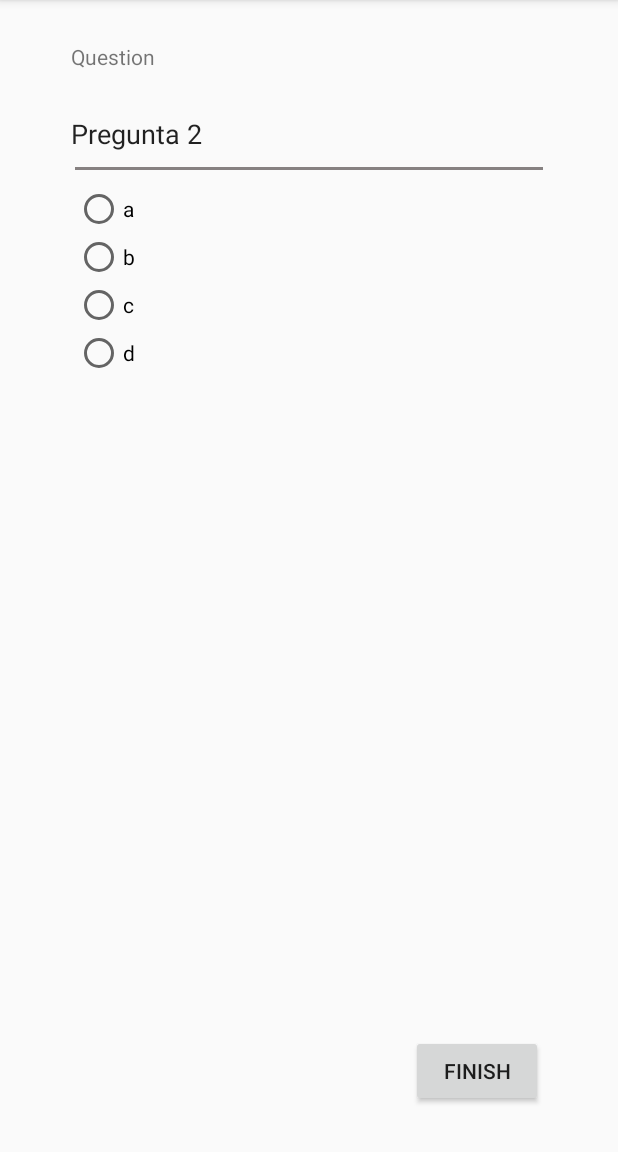
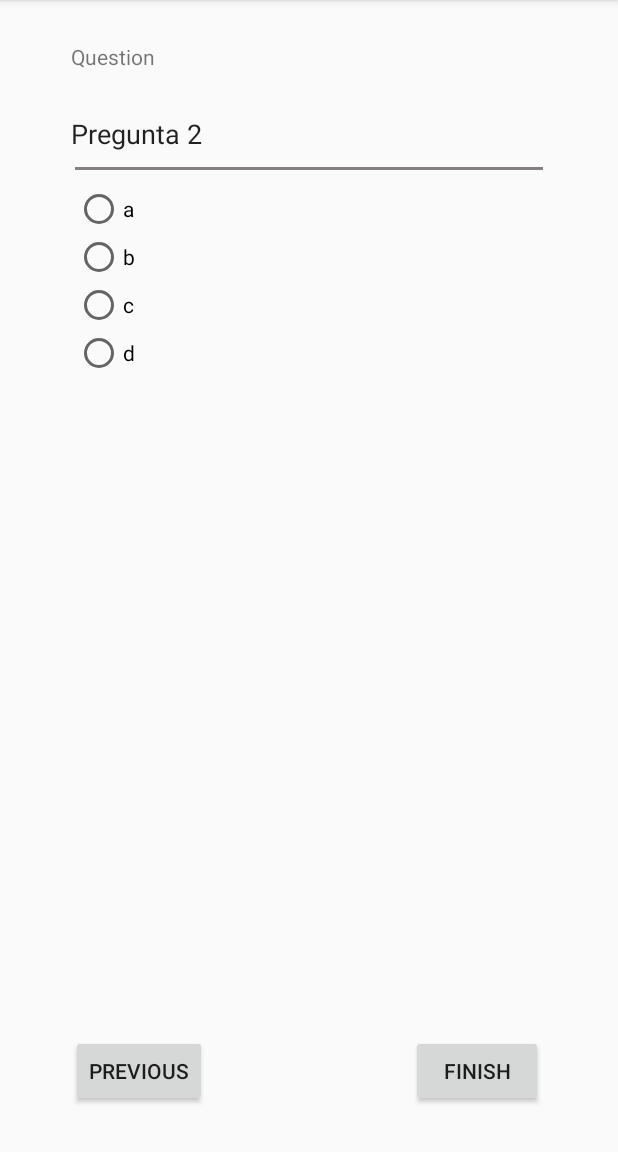
Before and after one commit to borgesog/Multiquiz2, an Android app: the screen it shows after launch (Multiquiz2Activity), after a tap on "NEXT", on a phone screen of 412 x 824 dp, the part 84-1236 px from its top. Run offline under Robolectric (Android 15) with nearby library versions, the phone set to English and light mode, and no system bars.

Commit message:
Funciona, cambiando array, y colocando items en una sola linia, de momento sale el asterisco!
Ya cambia de pregunta, suma respuestas correctas e incorrectas y te muestra resultado, hemos cambiado  check por next,  y la ultima es finish, y podemos finalizar la app, al darle al boton acaba

funciona, guarda la respuesta anterior y podemos ir hacia atras

```diff
--- a/app/src/main/java/edu/upc/eseiaat/pma/multiquiz2/Multiquiz2Activity.java
+++ b/app/src/main/java/edu/upc/eseiaat/pma/multiquiz2/Multiquiz2Activity.java
@@ -17,9 +17,10 @@ public class Multiquiz2Activity extends AppCompatActivity {
     private int current_question;
     private String[] all_questions;
     private boolean[] answer_is_correct;
+    private int[] answer;
     private TextView TextQuestion;
     private RadioGroup group;
-    private Button btn_next;
+    private Button btn_next, btn_prev;
 
 
 
@@ -33,11 +34,16 @@ public class Multiquiz2Activity extends AppCompatActivity {
         TextQuestion = (TextView) findViewById(R.id.TextQuestion);
         group=(RadioGroup) findViewById(R.id.answer_group) ;
         btn_next = (Button) findViewById(R.id.btn_check);
+        btn_prev = (Button) findViewById(R.id.btn_prev);
 
 
 
         all_questions = getResources().getStringArray(R.array.all_questions);
         answer_is_correct=new boolean[all_questions.length];
+        answer=new int[all_questions.length];
+        for (int i=0; i<answer.length;i++){
+            answer[i]=-1;
+        }
         current_question=0;
         showquestion();
 
@@ -53,24 +59,16 @@ public class Multiquiz2Activity extends AppCompatActivity {
             @Override
             public void onClick(View v) {
                 int id = group.getCheckedRadioButtonId();
-                int answer = -1;
+                int ans = -1;
                 for (int i = 0; i < ids_answers.length; i++) {
                     if (ids_answers[i] == id) {
-                        answer = i;
+                        ans = i;
                     }
                 }
-                /*
-                if (answer == correct_answer) {
-                    Toast.makeText(Multiquiz2Activity.this, R.string.correct, Toast.LENGTH_SHORT).show();
-                }
-                else {
-                    Toast.makeText(Multiquiz2Activity.this, R.string.incorrect, Toast.LENGTH_SHORT).show();
-                }
-                */
-                answer_is_correct[current_question]=(answer==correct_answer);
+                answer_is_correct[current_question]=(ans==correct_answer);
+                answer[current_question]=ans;
 
                 if (current_question<all_questions.length-1){
-
                     current_question++;
                     showquestion();
                 } else {
@@ -84,18 +82,20 @@ public class Multiquiz2Activity extends AppCompatActivity {
                             String.format("Correctas: %d  -- Incorrectas: %d", correctas,incorrectas);
                     Toast.makeText(Multiquiz2Activity.this, resultado, Toast.LENGTH_LONG).show();
                     finish();
-
                 }
-
-
-
             }
         });
-
+        btn_prev.setOnClickListener(new View.OnClickListener() {
+            @Override
+            public void onClick(View v) {
+                if (current_question>0){
+                    current_question--;
+                    showquestion();
+                }
+            }
+        });
         //TODO estaria bien tener un boton que pasa a la anterior
-
     }
-
     private void showquestion() {
         String q= all_questions[current_question];
         String[] parts=q.split(";");
@@ -103,19 +103,27 @@ public class Multiquiz2Activity extends AppCompatActivity {
         group.clearCheck();
         TextQuestion.setText(parts[0]);
 
-        //String[] answers=getResources().getStringArray(R.array.answers);
-
         for (int i=0; i<ids_answers.length; i++){
             RadioButton rb=(RadioButton) findViewById(ids_answers[i]);
-            String answer = parts[i+1];
-            if (answer.charAt(0)=='*'){
+            String ans = parts[i+1];
+            if (ans.charAt(0)=='*'){
                 correct_answer = i;
-                answer=answer.substring(1);
+                ans=ans.substring(1);
             }
-            rb.setText(answer);
+            rb.setText(ans);
+            if (answer[current_question]==i){
+                rb.setChecked(true);
+            }
+        }
+        if (current_question==0){
+            btn_prev.setVisibility(View.GONE);
+        }else{
+            btn_prev.setVisibility(View.VISIBLE);
         }
         if (/*ultima prgunta*/ current_question==all_questions.length-1){
             btn_next.setText(R.string.finish);
+        }else {
+            btn_next.setText(R.string.next);
         }
     }
 }
--- a/app/src/main/res/layout/activity_multiquiz2.xml
+++ b/app/src/main/res/layout/activity_multiquiz2.xml
@@ -99,4 +99,13 @@
         android:layout_marginBottom="30dp"
         android:text="@string/next" />
 
+    <Button
+        android:id="@+id/btn_prev"
+        android:layout_width="wrap_content"
+        android:layout_height="wrap_content"
+        android:layout_alignLeft="@+id/TextQuestion"
+        android:layout_alignStart="@+id/TextQuestion"
+        android:layout_alignTop="@+id/btn_check"
+        android:text="@string/prev" />
+
 </RelativeLayout>
--- a/app/src/main/res/values/strings.xml
+++ b/app/src/main/res/values/strings.xml
@@ -6,6 +6,7 @@
     <string name="incorrect">Incorrect</string>
     <string name="next">Next</string>
     <string name="finish">Finish</string>
+    <string name="prev">Previous</string>
 
     <!--<string name="question_content">Which is the capital of Catalonia</string>
     <array name="answers">
```
